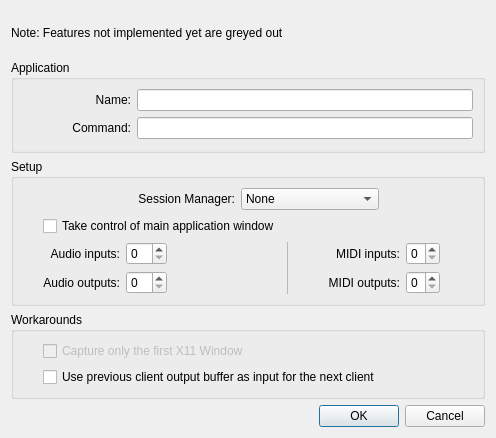
Qt form resources/ui/carla_add_jack.ui (falkTX/Carla) before a commit.
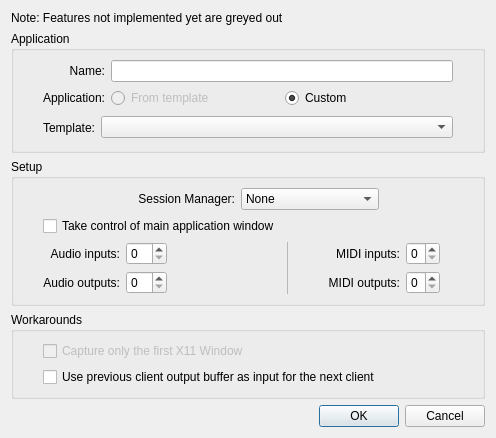
The same form after that commit. The open tabs and pages were chosen to show the change.

Commit message: More tweaks to add-jack dialog

Patch:
```diff
--- a/resources/ui/carla_add_jack.ui
+++ b/resources/ui/carla_add_jack.ui
@@ -27,39 +27,23 @@
       <string>Application</string>
      </property>
      <layout class="QGridLayout" name="gridLayout">
-      <item row="1" column="0">
-       <widget class="QLabel" name="label">
-        <property name="text">
-         <string>Command:</string>
-        </property>
-        <property name="alignment">
-         <set>Qt::AlignRight|Qt::AlignTrailing|Qt::AlignVCenter</set>
-        </property>
-       </widget>
-      </item>
-      <item row="1" column="1" colspan="3">
-       <widget class="QLineEdit" name="le_command"/>
-      </item>
-      <item row="2" column="3">
-       <spacer name="horizontalSpacer_3">
+      <item row="0" column="0" rowspan="3">
+       <spacer name="horizontalSpacer_4">
         <property name="orientation">
          <enum>Qt::Horizontal</enum>
         </property>
         <property name="sizeType">
-         <enum>QSizePolicy::Ignored</enum>
+         <enum>QSizePolicy::Fixed</enum>
         </property>
         <property name="sizeHint" stdset="0">
          <size>
-          <width>87</width>
-          <height>1</height>
+          <width>20</width>
+          <height>60</height>
          </size>
         </property>
        </spacer>
       </item>
-      <item row="0" column="1" colspan="3">
-       <widget class="QLineEdit" name="le_name"/>
-      </item>
-      <item row="0" column="0">
+      <item row="0" column="1">
        <widget class="QLabel" name="label_10">
         <property name="text">
          <string>Name:</string>
@@ -69,22 +53,124 @@
         </property>
        </widget>
       </item>
-      <item row="3" column="0">
-       <spacer name="horizontalSpacer_4">
+      <item row="0" column="2" colspan="2">
+       <widget class="QLineEdit" name="le_name"/>
+      </item>
+      <item row="0" column="4" rowspan="3">
+       <spacer name="horizontalSpacer_3">
         <property name="orientation">
          <enum>Qt::Horizontal</enum>
         </property>
         <property name="sizeType">
-         <enum>QSizePolicy::Ignored</enum>
+         <enum>QSizePolicy::Fixed</enum>
         </property>
         <property name="sizeHint" stdset="0">
          <size>
-          <width>1</width>
-          <height>1</height>
+          <width>20</width>
+          <height>60</height>
          </size>
         </property>
        </spacer>
       </item>
+      <item row="1" column="1">
+       <widget class="QLabel" name="label_5">
+        <property name="text">
+         <string>Application:</string>
+        </property>
+        <property name="alignment">
+         <set>Qt::AlignRight|Qt::AlignTrailing|Qt::AlignVCenter</set>
+        </property>
+       </widget>
+      </item>
+      <item row="1" column="2">
+       <widget class="QRadioButton" name="rb_template">
+        <property name="enabled">
+         <bool>false</bool>
+        </property>
+        <property name="sizePolicy">
+         <sizepolicy hsizetype="Expanding" vsizetype="Fixed">
+          <horstretch>0</horstretch>
+          <verstretch>0</verstretch>
+         </sizepolicy>
+        </property>
+        <property name="text">
+         <string>From template</string>
+        </property>
+       </widget>
+      </item>
+      <item row="1" column="3">
+       <widget class="QRadioButton" name="rb_custom">
+        <property name="sizePolicy">
+         <sizepolicy hsizetype="Expanding" vsizetype="Fixed">
+          <horstretch>0</horstretch>
+          <verstretch>0</verstretch>
+         </sizepolicy>
+        </property>
+        <property name="text">
+         <string>Custom</string>
+        </property>
+        <property name="checked">
+         <bool>true</bool>
+        </property>
+       </widget>
+      </item>
+      <item row="2" column="1" colspan="3">
+       <widget class="QStackedWidget" name="stackedWidget">
+        <property name="currentIndex">
+         <number>1</number>
+        </property>
+        <widget class="QWidget" name="page_template">
+         <layout class="QHBoxLayout" name="horizontalLayout_2">
+          <property name="margin">
+           <number>0</number>
+          </property>
+          <item>
+           <widget class="QLabel" name="l_template">
+            <property name="text">
+             <string>Template:</string>
+            </property>
+            <property name="alignment">
+             <set>Qt::AlignRight|Qt::AlignTrailing|Qt::AlignVCenter</set>
+            </property>
+           </widget>
+          </item>
+          <item>
+           <widget class="QComboBox" name="cb_template">
+            <property name="sizePolicy">
+             <sizepolicy hsizetype="Expanding" vsizetype="Fixed">
+              <horstretch>0</horstretch>
+              <verstretch>0</verstretch>
+             </sizepolicy>
+            </property>
+            <property name="editable">
+             <bool>false</bool>
+            </property>
+           </widget>
+          </item>
+         </layout>
+        </widget>
+        <widget class="QWidget" name="page_command">
+         <layout class="QHBoxLayout" name="horizontalLayout_3">
+          <property name="margin">
+           <number>0</number>
+          </property>
+          <item>
+           <widget class="QLabel" name="l_command">
+            <property name="text">
+             <string>Command:</string>
+            </property>
+            <property name="alignment">
+             <set>Qt::AlignRight|Qt::AlignTrailing|Qt::AlignVCenter</set>
+            </property>
+           </widget>
+          </item>
+          <item>
+           <widget class="QLineEdit" name="le_command"/>
+          </item>
+         </layout>
+        </widget>
+       </widget>
+      </item>
      </layout>
     </widget>
    </item>
```
The commit also changes 1 other file.
